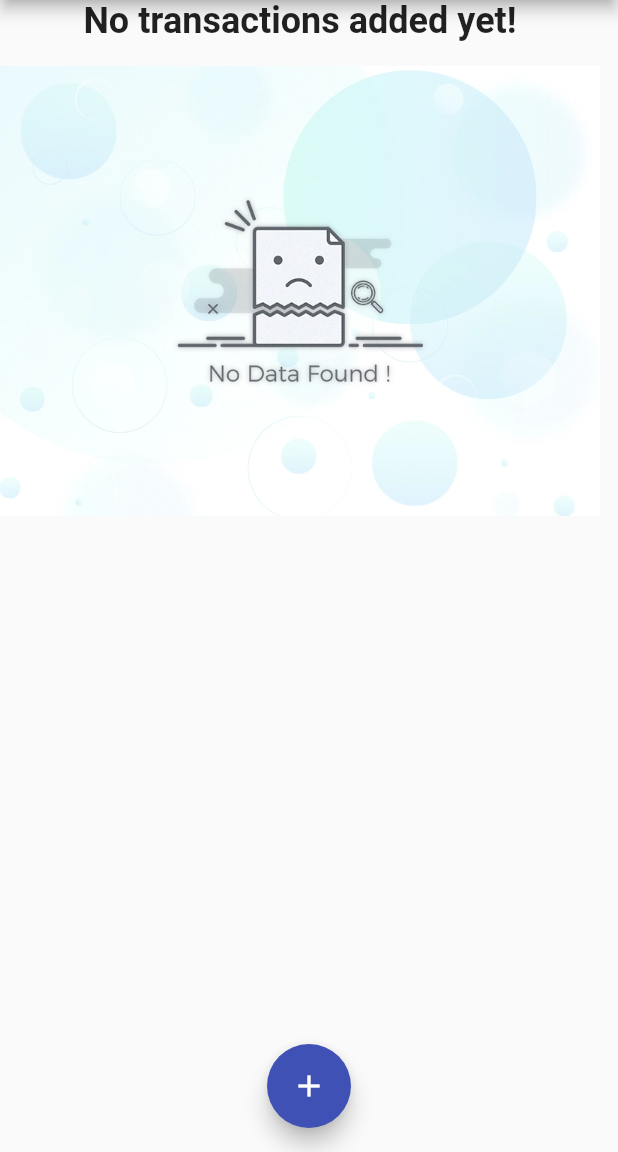
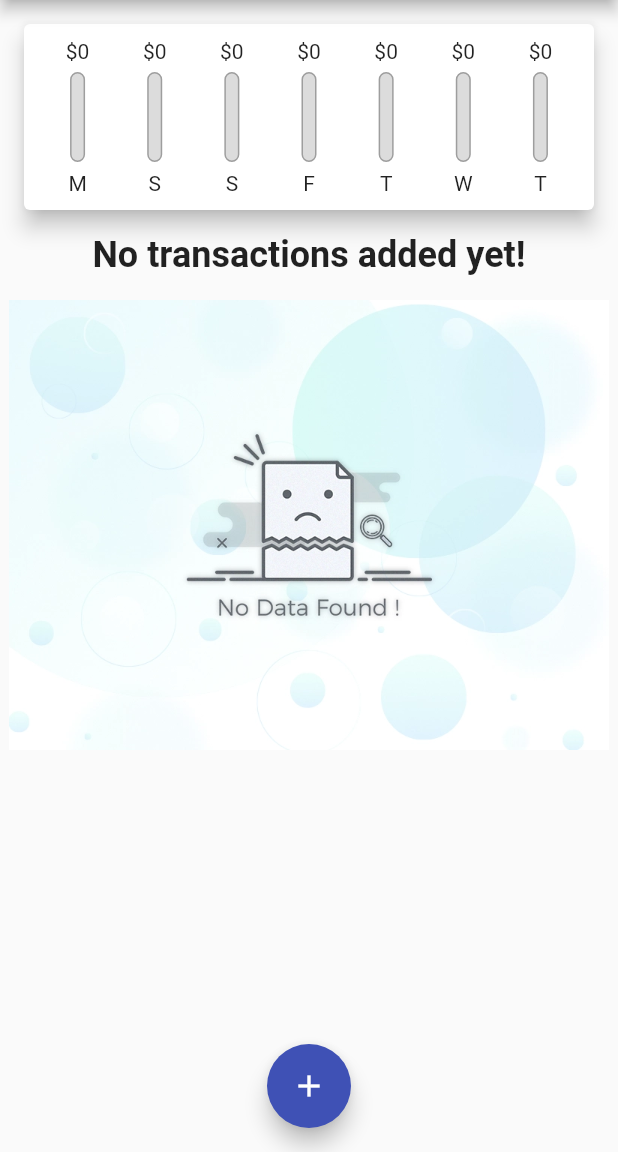
Before and after one commit to huseyintemel/flutterexamples, a Flutter app: the screen it shows after launch, on a phone screen of 412 x 824 dp, the part 84-1236 px from its top. Run offline on Flutter 3.47's test engine with Material 2 defaults, Android fonts, the phone set to English and light mode, and no system bars.

Commit message:
Added chart and chartbar

```diff
--- a/lib/main.dart
+++ b/lib/main.dart
@@ -66,6 +66,7 @@
 import './widgets/new_transaction.dart';
 import './models/transaction.dart';
 import './widgets/transaction_list.dart';
+import './widgets/chart.dart';
 
 void main() {
   runApp(MyApp());
@@ -108,6 +109,12 @@
     */
   ];
 
+  List<Transaction> get recentTransactions{
+    return userTransactions.where((transaction){
+      return transaction.date.isAfter(DateTime.now().subtract(const Duration(days: 7)));
+    }).toList();
+  }
+
   void addTransaction(String title,double amount){
     final newTransaction = Transaction(
       title: title,
@@ -144,6 +151,7 @@
       body: SingleChildScrollView(
         child: Column(
           children: <Widget>[
+            Chart(recentTransactions),
             TransactionList(userTransactions),
           ],
         ),
--- /dev/null
+++ b/lib/widgets/chart.dart
@@ -0,0 +1,55 @@
+import 'package:flutter/material.dart';
+import './chart_bar.dart';
+import 'package:intl/intl.dart';
+import '../models/transaction.dart';
+
+class Chart extends StatelessWidget {
+  final List<Transaction> recentTransactions;
+
+  Chart(this.recentTransactions);
+
+  List<Map<String, Object>> get groupedTransactionsValues{
+    return List.generate(7, (index) {
+      final weekDay = DateTime.now().subtract(Duration(days: index));
+      var totalSum = 0.0;
+
+      for(var i=0; i<recentTransactions.length; i++ ){
+        if(recentTransactions[i].date.day == weekDay.day && recentTransactions[i].date.month == weekDay.month && recentTransactions[i].date.year == weekDay.year ){
+          totalSum += recentTransactions[i].amount;
+        }
+      }
+
+      return {'day':DateFormat.E().format(weekDay).substring(0,1),'amount':totalSum};
+    });
+  }
+
+  double get totalSpend{
+    return groupedTransactionsValues.fold(0.0, (sum, item) {
+      return sum += item['amount'] as double;
+    });
+  }
+
+  @override
+  Widget build(BuildContext context) {
+    return Card(
+      elevation: 6,
+      margin: const EdgeInsets.all(16),
+      child: Padding(
+        padding:const EdgeInsets.all(10),
+        child: Row(
+          mainAxisAlignment:MainAxisAlignment.spaceAround,
+          children: groupedTransactionsValues.map((data) {
+            return Flexible(
+              fit: FlexFit.tight,
+              child: ChartBar(
+                data['day'] as String,
+                data['amount'] as double,
+                totalSpend == 0.0 ? 0.0 : (data['amount'] as double) / totalSpend
+              ),
+            );
+          }).toList()
+        ),
+      ),
+    );
+  }
+}
--- /dev/null
+++ b/lib/widgets/chart_bar.dart
@@ -0,0 +1,41 @@
+import 'package:flutter/material.dart';
+
+class ChartBar extends StatelessWidget {
+  final String label;
+  final double spendingAmount;
+  final double spendingPctOfTotal;
+
+  ChartBar(this.label, this.spendingAmount, this.spendingPctOfTotal);
+
+  @override
+  Widget build(BuildContext context) {
+    return Column(
+      children: <Widget>[
+        FittedBox(child: Text('\$${spendingAmount.toStringAsFixed(0)}')),
+        const SizedBox(height: 6,),
+        Container(
+          height: 60,
+          width: 10,
+          child: Stack(
+            children: <Widget>[
+              Container(decoration: BoxDecoration(
+                border: Border.all(color: Colors.grey,width: 1),
+                color: const Color.fromRGBO(220, 220, 220, 1),
+                borderRadius: BorderRadius.circular(8),
+              ),
+              ),
+              FractionallySizedBox(heightFactor:spendingPctOfTotal,child: Container(
+                decoration: BoxDecoration(color: Theme.of(context).primaryColor,borderRadius: BorderRadius.circular(8)),
+              ),)
+            ],
+
+          ),
+
+        ),
+        const SizedBox(height: 6,),
+        Text(label),
+
+      ],
+    );
+  }
+}
```
